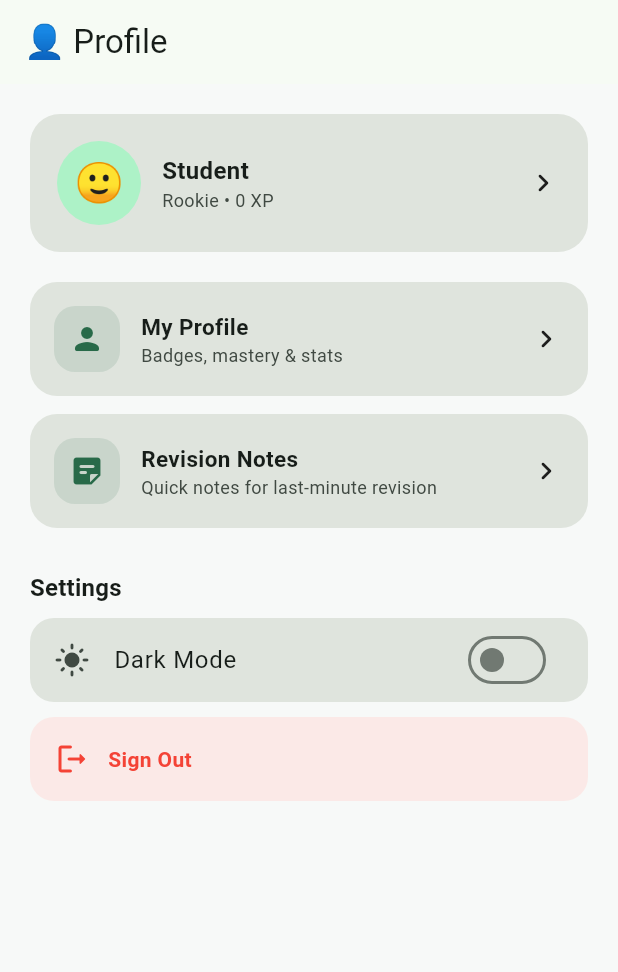
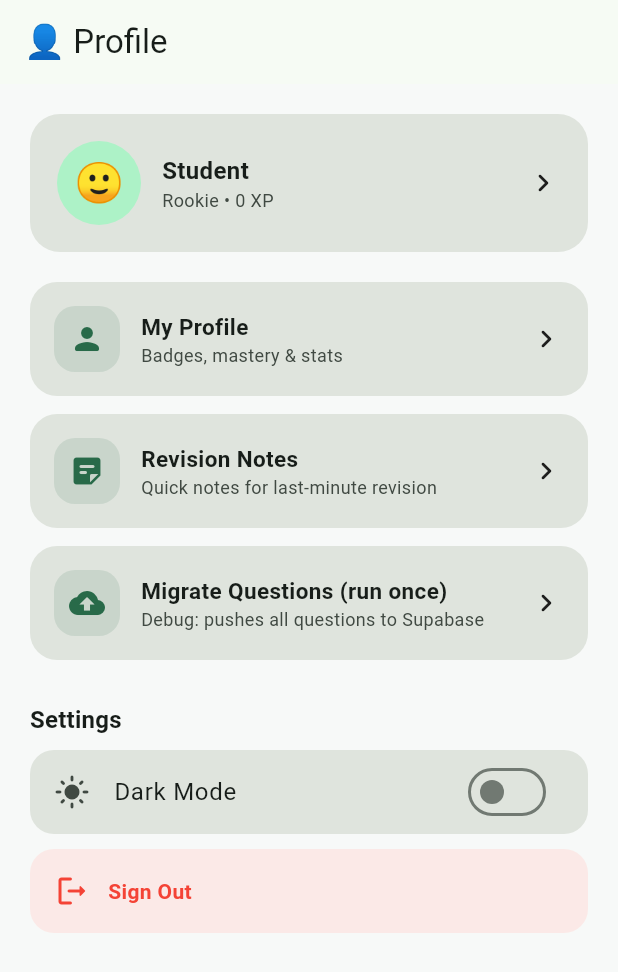
Before and after one commit to zetrasystemsq8-beep/naijalearn, a Flutter app: the _ProfileTab screen opened directly, on a phone screen of 412 x 824 dp. Shown: the top 972 px of the screen. Run offline on Flutter 3.47's test engine with Material 3 defaults, Android fonts, the phone set to English and light mode, and no system bars; our stand-ins replace flutter_dotenv, flutter_local_notifications, shared_preferences, supabase_flutter, timezone; accounts and stored records are empty.

Commit message:
Update main.dart

```diff
--- a/lib/main.dart
+++ b/lib/main.dart
@@ -1672,6 +1672,33 @@ class _ProfileTab extends StatelessWidget {
           const SizedBox(height: 20),
           _MenuTile(icon: Icons.person_rounded, label: 'My Profile', subtitle: 'Badges, mastery & stats', onTap: () => Navigator.of(context).push(MaterialPageRoute(builder: (_) => const ProfileScreen()))),
           _MenuTile(icon: Icons.sticky_note_2_rounded, label: 'Revision Notes', subtitle: 'Quick notes for last-minute revision', onTap: () => Navigator.of(context).push(MaterialPageRoute(builder: (_) => const NotesScreen()))),
+          _MenuTile(
+  icon: Icons.cloud_upload_rounded,
+  label: 'Migrate Questions (run once)',
+  subtitle: 'Debug: pushes all questions to Supabase',
+  onTap: () async {
+    final client = Supabase.instance.client;
+    final all = QuestionRepository.getAll();
+    const batchSize = 200;
+
+    for (var i = 0; i < all.length; i += batchSize) {
+      final batch = all.skip(i).take(batchSize).map((q) => {
+        'id': q.id,
+        'subject': q.subject,
+        'question_text': q.questionText,
+        'options': q.options,
+        'correct_index': q.correctIndex,
+      }).toList();
+      await client.from('questions').upsert(batch);
+    }
+
+    if (context.mounted) {
+      ScaffoldMessenger.of(context).showSnackBar(
+        const SnackBar(content: Text('Migration complete!')),
+      );
+    }
+  },
+),
           const SizedBox(height: 8),
           Padding(
             padding: const EdgeInsets.symmetric(vertical: 8),
```
